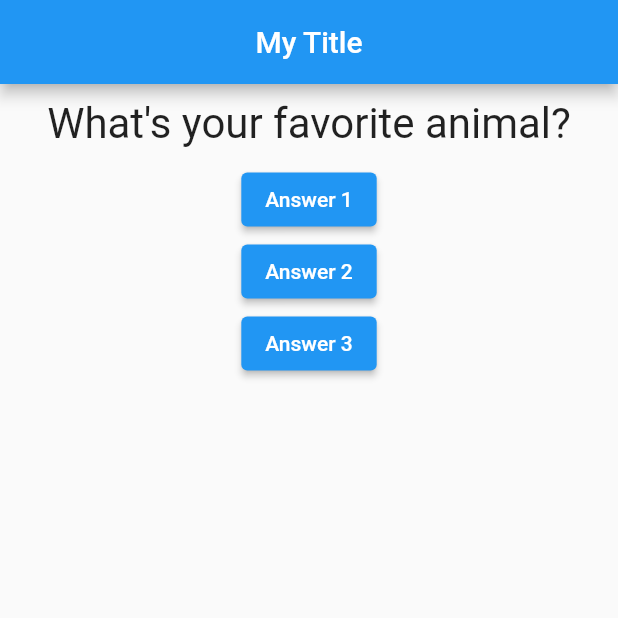
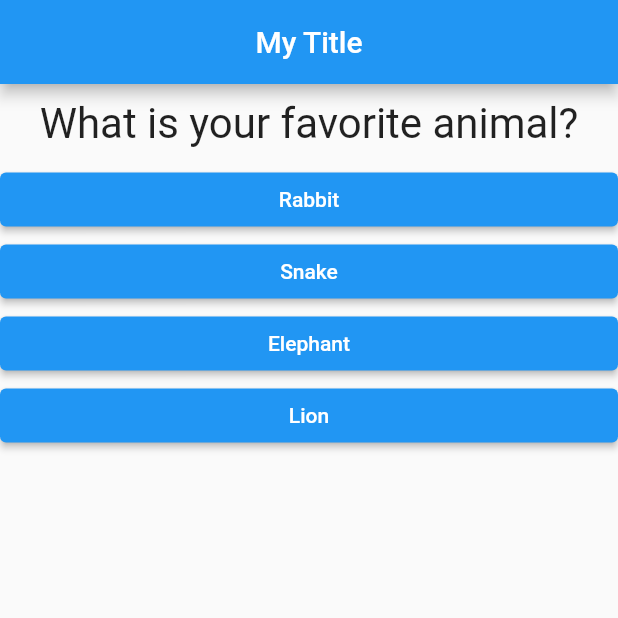
Before and after one commit to MircoSteyer/learn-flutter, a Flutter app: the screen it shows after launch, on a phone screen of 412 x 824 dp, the top half of it. Run offline on Flutter 3.47's test engine with Material 2 defaults, Android fonts, the phone set to English and light mode, and no system bars.

Commit message:
continued course

```diff
--- /dev/null
+++ b/lib/answer.dart
@@ -0,0 +1,22 @@
+import 'package:flutter/material.dart';
+
+class Answer extends StatelessWidget {
+  final VoidCallback _onPressed;
+  final String _answer;
+
+  const Answer(this._onPressed, this._answer, {Key? key}) : super(key: key);
+
+  @override
+  Widget build(BuildContext context) {
+    return Container(
+      width: double.infinity,
+      child: ElevatedButton(
+        style: ButtonStyle(
+          backgroundColor: MaterialStateProperty.all(Colors.blue),
+        ),
+        child: Text(_answer),
+        onPressed: _onPressed,
+      ),
+    );
+  }
+}
--- a/lib/main.dart
+++ b/lib/main.dart
@@ -1,4 +1,5 @@
 import 'package:flutter/material.dart';
+import 'package:udemy_flutter_basics/answer.dart';
 import 'package:udemy_flutter_basics/question.dart';
 
 void main() => runApp(const MyApp());
@@ -12,12 +13,31 @@ class MyApp extends StatefulWidget {
 
 class _MyAppState extends State<MyApp> {
   var _questionPosition = 0;
-  final List _questions = [
-    "What's your favorite animal?",
-    "What's your favorite color?",
+/*  final List _questions = [
+    "What is your favorite animal?",
+    "What is your favorite color?",
+  ];*/
+
+  static const _questions = [
+    {
+      "questionText": "What is your favorite animal?",
+      "answers": ["Rabbit", "Snake", "Elephant", "Lion"]
+    },
+    {
+      "questionText": "What is your favorite color?",
+      "answers": ["Black", "Red", "Green", "White"]
+    },
+    {
+      "questionText": "What is your favorite dish?",
+      "answers": ["Ramen", "Sushi", "Kebab", "Pizza"]
+    },
   ];
 
   void _answerQuestion() {
+    if (_questionPosition < _questions.length - 1) {
+      print("[WARNING] questionindex ${_questionPosition}");
+    }
+
     setState(() {
       _questionPosition++;
     });
@@ -35,19 +55,10 @@ class _MyAppState extends State<MyApp> {
         alignment: Alignment.center,
         child: Column(
           children: [
-            Question(_questions[_questionPosition]),
-            ElevatedButton(
-              child: const Text("Answer 1"),
-              onPressed: _answerQuestion,
-            ),
-            ElevatedButton(
-              child: const Text("Answer 2"),
-              onPressed: _answerQuestion,
-            ),
-            ElevatedButton(
-              child: const Text("Answer 3"),
-              onPressed: _answerQuestion,
-            ),
+            Question(_questions[_questionPosition]["questionText"] as String),
+            ...(_questions[_questionPosition]["answers"] as List<String>)
+                .map((answer) => Answer(_answerQuestion, answer))
+                .toList()
           ],
         ),
       ),
```
